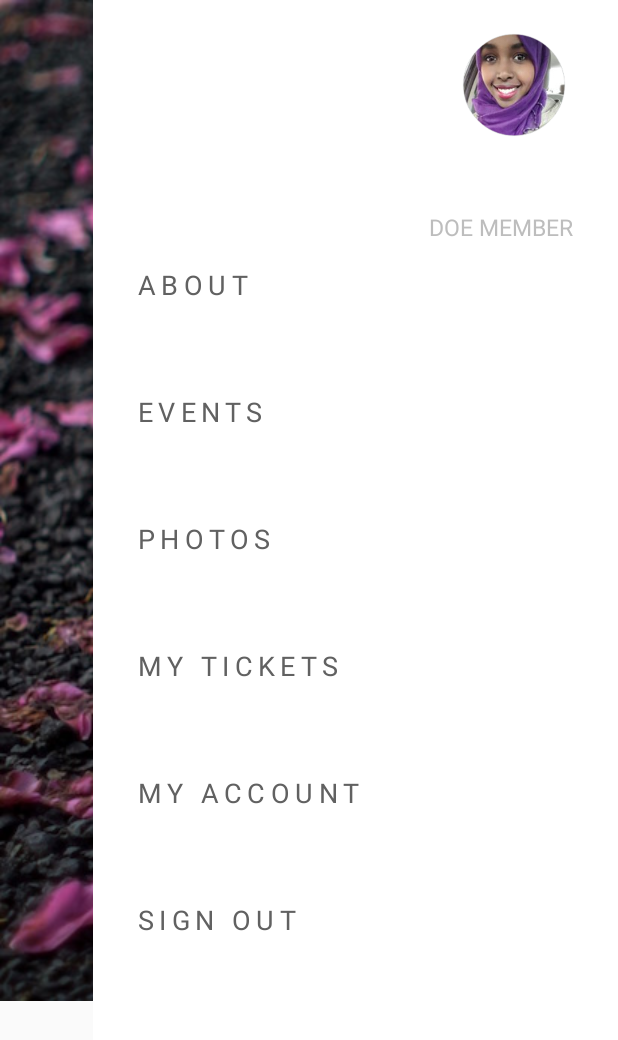
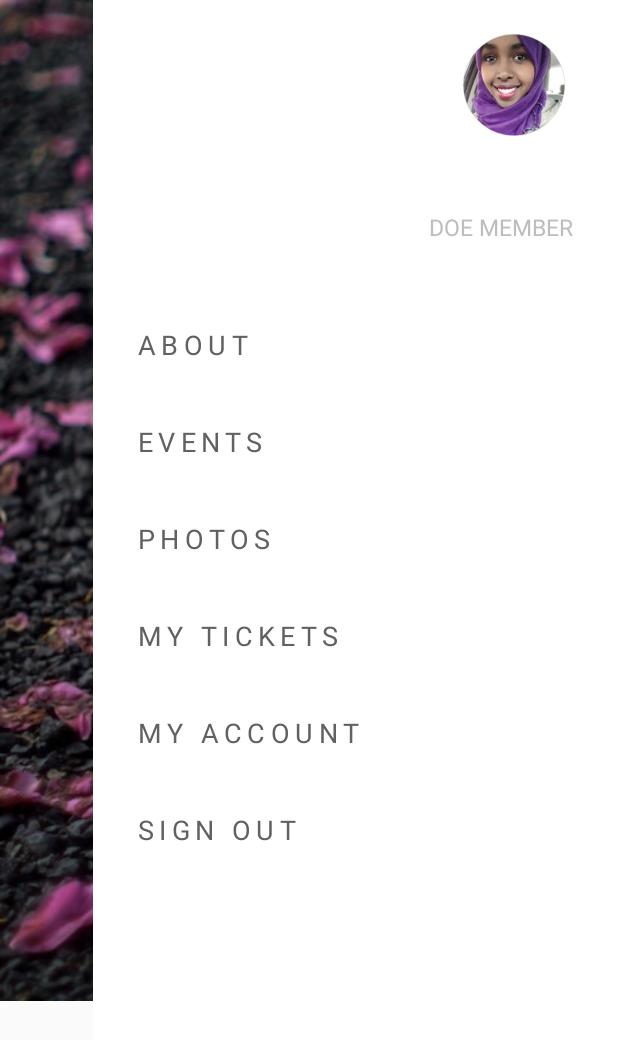
Before and after one commit to 5adiyah/DoeApp, an Android app: the ProfileActivity screen opened directly, with no data from a screen before it, on a phone screen of 412 x 824 dp. Shown: the top 1040 px of the screen. Run offline under Robolectric (Android 15) with nearby library versions, the phone set to English and light mode, and no system bars; our stand-ins replace ButterKnife.

Commit message:
Fix spacing on links

```diff
--- a/app/src/main/res/layout/activity_profile.xml
+++ b/app/src/main/res/layout/activity_profile.xml
@@ -72,7 +72,7 @@
             android:text="ABOUT"
             android:id="@+id/profileAbout"
             android:layout_below="@+id/profileMemberType"
-            android:layout_marginTop="15dp"
+            android:layout_marginTop="55dp"
             android:layout_marginLeft="30dp"
             android:textColor="@color/GreySecondaryText"
             android:textSize="18sp"
@@ -85,7 +85,7 @@
             android:text="EVENTS"
             android:id="@+id/profileEvents"
             android:layout_below="@+id/profileAbout"
-            android:layout_marginTop="60dp"
+            android:layout_marginTop="40dp"
             android:layout_marginLeft="30dp"
             android:textColor="@color/GreySecondaryText"
             android:textSize="18sp"
@@ -98,7 +98,7 @@
             android:text="PHOTOS"
             android:id="@+id/profilePhotos"
             android:layout_below="@+id/profileEvents"
-            android:layout_marginTop="60dp"
+            android:layout_marginTop="40dp"
             android:layout_marginLeft="30dp"
             android:textColor="@color/GreySecondaryText"
             android:textSize="18sp"
@@ -112,7 +112,7 @@
             android:text="MY TICKETS"
             android:id="@+id/profileTickets"
             android:layout_below="@+id/profilePhotos"
-            android:layout_marginTop="60dp"
+            android:layout_marginTop="40dp"
             android:layout_marginLeft="30dp"
             android:textColor="@color/GreySecondaryText"
             android:textSize="18sp"
@@ -125,7 +125,7 @@
             android:text="MY ACCOUNT"
             android:id="@+id/profileAccount"
             android:layout_below="@+id/profileTickets"
-            android:layout_marginTop="60dp"
+            android:layout_marginTop="40dp"
             android:layout_marginLeft="30dp"
             android:textColor="@color/GreySecondaryText"
             android:textSize="18sp"
@@ -138,7 +138,7 @@
             android:text="SIGN OUT"
             android:id="@+id/profileSignOut"
             android:layout_below="@+id/profileAccount"
-            android:layout_marginTop="60dp"
+            android:layout_marginTop="40dp"
             android:layout_marginLeft="30dp"
             android:textColor="@color/GreySecondaryText"
             android:textSize="18sp"
```
